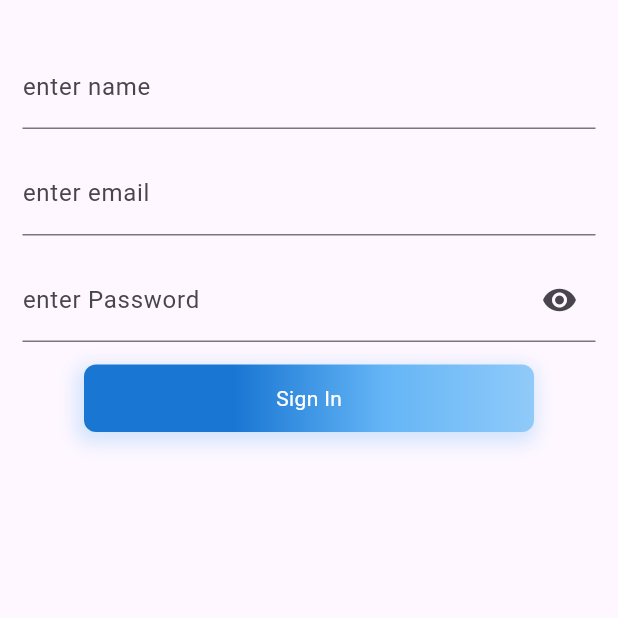
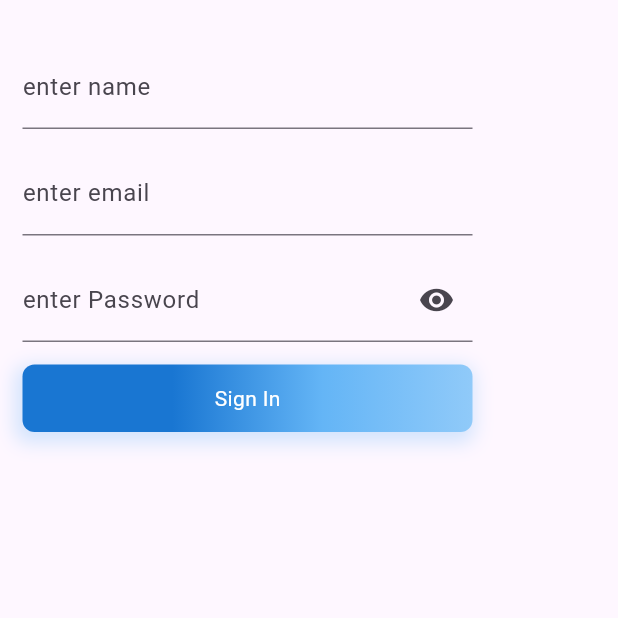
Before and after one commit to ravishankarpradhan76/e-commerce, a Flutter app: the WelcomePage screen opened directly, on a phone screen of 412 x 824 dp, the top half of it. Run offline on Flutter 3.47's test engine with Material 3 defaults, Android fonts, the phone set to English and light mode, and no system bars.

Commit message:
intial commit

```diff
--- a/lib/common_widgets/common_text_field.dart
+++ b/lib/common_widgets/common_text_field.dart
@@ -4,13 +4,15 @@ class CommonTextField extends StatefulWidget {
   final String label;
   final String? Function(String?)? validator;
   final void Function(String?)? onSaved;
-  final bool isPassword; // New parameter to check if it's a password field
+  final bool isPassword; // Parameter to check if it's a password field
+  final double width; // Parameter to set the width of the field
 
   const CommonTextField({
     required this.label,
     this.validator,
     this.onSaved,
     this.isPassword = false, // Default is false
+    this.width = 300, // Default width
   });
 
   @override
@@ -22,7 +24,9 @@ class _CommonTextFieldState extends State<CommonTextField> {
 
   @override
   Widget build(BuildContext context) {
-    return TextFormField(
+    return Container(
+      width: widget.width, // Set the width of the container
+      child: TextFormField(
         obscureText: widget.isPassword ? _isObscured : false, // Use obscure text for passwords
         decoration: InputDecoration(
           labelText: widget.label,
@@ -42,6 +46,7 @@ class _CommonTextFieldState extends State<CommonTextField> {
         ),
         validator: widget.validator,
         onSaved: widget.onSaved,
+      ),
     );
   }
 }
```
Lines whose indentation alone changed are shown as unchanged.
